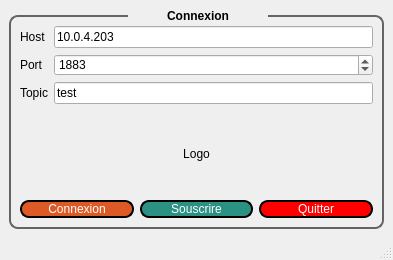
Above: mainwindow.ui from 2brams/Qt5ClientMQTT before the change. Below: the same form after it.
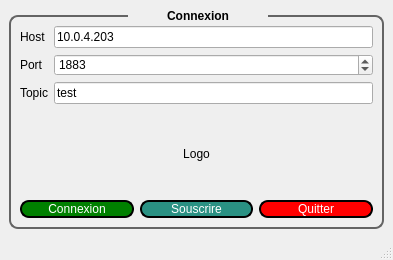
That is the form after the change.

```diff
--- a/mainwindow.ui
+++ b/mainwindow.ui
@@ -106,7 +106,7 @@
              <property name="styleSheet">
               <string notr="true">QPushButton {
 color: white;
-     background-color: #DD5A27;
+     background-color: green;
  border: 2px solid black;
      border-radius: 9px;
 }</string>
```
